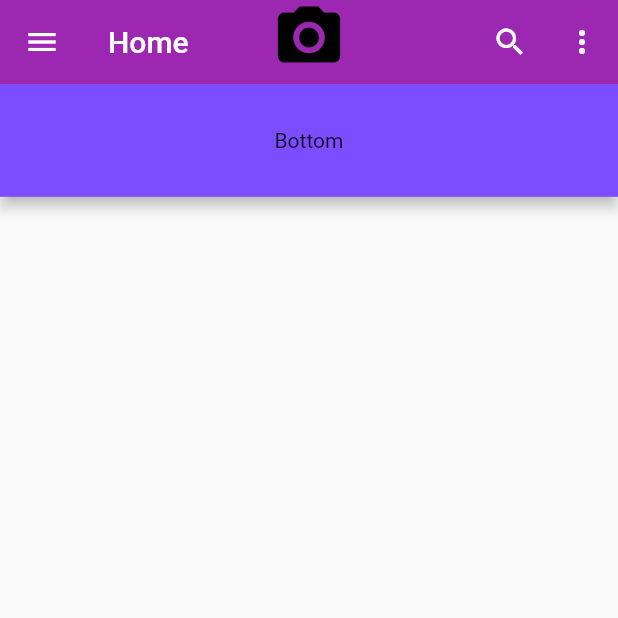
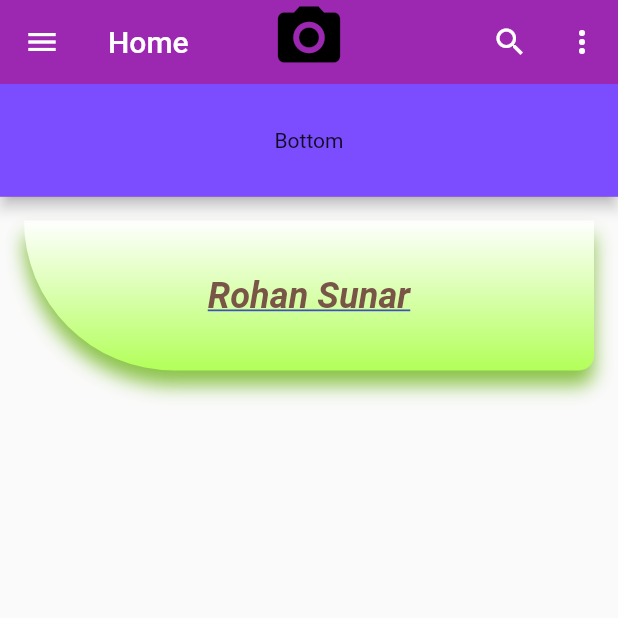
Before and after one commit to rohansunar15/flutter_practise_ch6, a Flutter app: the screen it shows after launch, on a phone screen of 412 x 824 dp, the top half of it. Run offline on Flutter 3.47's test engine with Material 2 defaults, Android fonts, the phone set to English and light mode, and no system bars.

Commit message:
2nd commit

```diff
--- a/lib/Home.dart
+++ b/lib/Home.dart
@@ -49,8 +49,70 @@ class _HomeState extends State<Home> {
 
         ),
 
-    body: Container(),
+      body: Padding(
+        padding: EdgeInsets.all(16.0),
+        child: SafeArea(
+          child: SingleChildScrollView(
+            child: Column(
+              children: <Widget>[
+                const ContainerWithBoxContainetWidget(),
+                ],
+            ),
+          ),
+        ),
+      ),
 
     );
   }
 }
+
+class ContainerWithBoxContainetWidget extends StatelessWidget {
+  const ContainerWithBoxContainetWidget({Key? key}) : super(key: key);
+
+  @override
+  Widget build(BuildContext context) {
+    return Column(
+      children: <Widget>[
+        Container(
+          height: 100.0,
+          decoration: const BoxDecoration(
+            borderRadius: BorderRadius.only(
+              bottomLeft: Radius.circular(100.0),
+              bottomRight: Radius.circular(10.0),
+            ),
+            gradient: LinearGradient(
+              begin: Alignment.topCenter,
+              end: Alignment.bottomCenter,
+              colors: [
+                Colors.white,
+                Colors.lightGreenAccent,
+              ]
+            ),
+            boxShadow: [
+              BoxShadow(
+              color: Colors.lightGreen,
+              blurRadius: 10.0,
+              offset: Offset(0.0,10.0),
+               ),
+            ]
+          ),
+          child: Center(
+            child: Text('Rohan Sunar',
+            style: TextStyle(
+              fontSize: 24.0,
+              color: Colors.brown,
+              decoration: TextDecoration.underline,
+              decorationColor: Colors.indigo,
+              fontStyle: FontStyle.italic,
+              fontWeight: FontWeight.bold,
+            ),
+              maxLines: 4,
+              overflow: TextOverflow.ellipsis,
+              textAlign: TextAlign.justify,
+            ),
+            ),
+          ),
+      ],
+    );
+  }
+}
```
